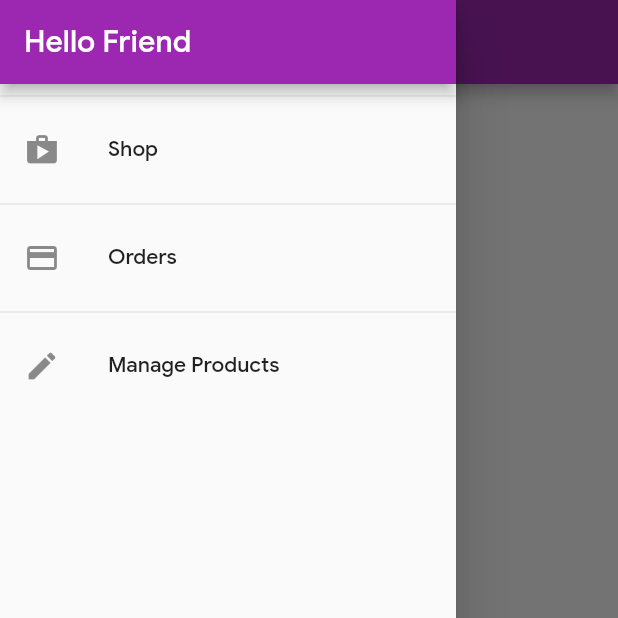
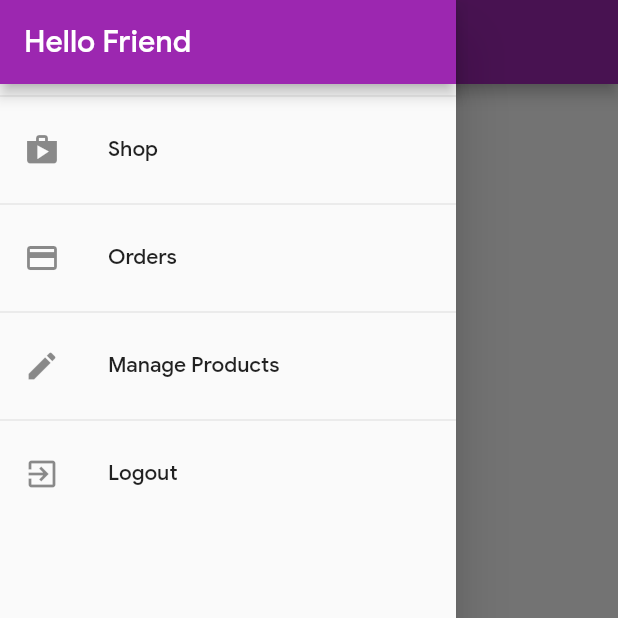
Before and after one commit to Amitpatil215/Shop-Ace, a Flutter app: the OrdersScreen screen opened by its route, with the side drawer open, on a phone screen of 412 x 824 dp, the top half of it. Run offline on Flutter 3.47's test engine with Material 2 defaults, Android fonts, the phone set to English and light mode, and no system bars; network calls fail.

Commit message:
Adding a logout functionality

```diff
--- a/lib/widgets/app_drawer.dart
+++ b/lib/widgets/app_drawer.dart
@@ -1,6 +1,8 @@
 import 'package:flutter/material.dart';
+import 'package:provider/provider.dart';
 import '../screens/user_product_screen.dart';
 import '../screens/orders_screen.dart';
+import '../providers/auth.dart';
 
 class AppDrawer extends StatelessWidget {
   @override
@@ -37,6 +39,17 @@ class AppDrawer extends StatelessWidget {
               Navigator.of(context).pushNamed(UserProductScreen.routName);
             },
           ),
+          Divider(),
+          ListTile(
+            leading: Icon(Icons.exit_to_app),
+            title: Text("Logout"),
+            onTap: () {
+              //calling log out method
+              Provider.of<Auth>(context, listen: false).logOut();
+              // close drower
+              Navigator.of(context).pop();
+            },
+          ),
         ],
       ),
     );
```
Also changed, not shown: lib/providers/auth.dart (+10 -0 lines).
